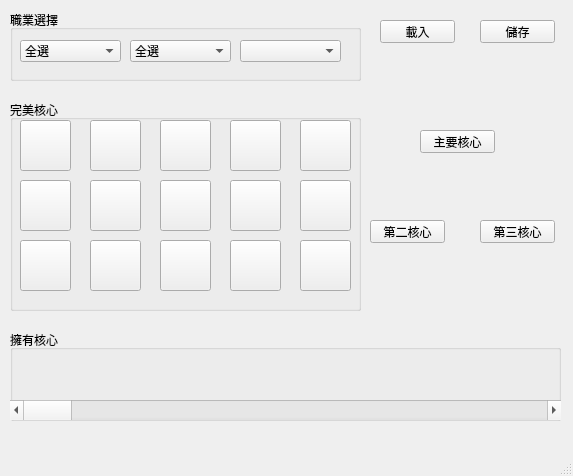
Qt form MSFindPerfectCoresUI.ui (LaiYC0204/MSFindPerfectCores) before a commit.
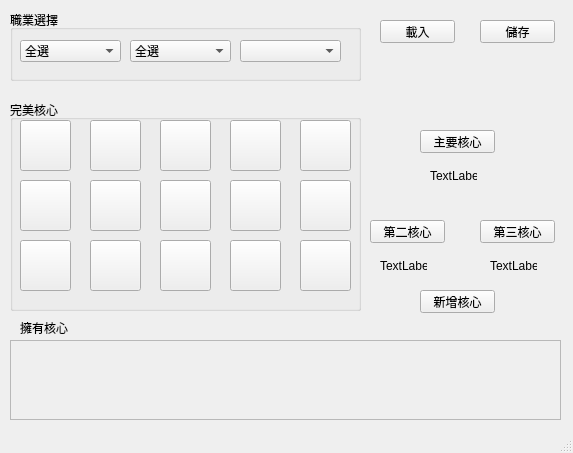
The same form after that commit.

The edit to the form file:
```diff
--- a/MSFindPerfectCoresUI.ui
+++ b/MSFindPerfectCoresUI.ui
@@ -10,7 +10,7 @@
     <x>0</x>
     <y>0</y>
     <width>573</width>
-    <height>476</height>
+    <height>453</height>
    </rect>
   </property>
   <property name="cursor">
@@ -562,32 +562,6 @@
      <string>儲存</string>
     </property>
    </widget>
-   <widget class="QGroupBox" name="groupBox">
-    <property name="geometry">
-     <rect>
-      <x>10</x>
-      <y>330</y>
-      <width>551</width>
-      <height>91</height>
-     </rect>
-    </property>
-    <property name="title">
-     <string>擁有核心</string>
-    </property>
-    <widget class="QScrollBar" name="horizontalScrollBar">
-     <property name="geometry">
-      <rect>
-       <x>0</x>
-       <y>70</y>
-       <width>551</width>
-       <height>20</height>
-      </rect>
-     </property>
-     <property name="orientation">
-      <enum>Qt::Horizontal</enum>
-     </property>
-    </widget>
-   </widget>
    <widget class="QPushButton" name="buttonMainCore">
     <property name="geometry">
      <rect>
@@ -627,6 +601,105 @@
      <string>第三核心</string>
     </property>
    </widget>
+   <widget class="QLabel" name="labelMainCore">
+    <property name="geometry">
+     <rect>
+      <x>430</x>
+      <y>170</y>
+      <width>47</width>
+      <height>12</height>
+     </rect>
+    </property>
+    <property name="text">
+     <string>TextLabel</string>
+    </property>
+   </widget>
+   <widget class="QLabel" name="labelSecondCore">
+    <property name="geometry">
+     <rect>
+      <x>380</x>
+      <y>260</y>
+      <width>47</width>
+      <height>12</height>
+     </rect>
+    </property>
+    <property name="text">
+     <string>TextLabel</string>
+    </property>
+   </widget>
+   <widget class="QLabel" name="labelThirdCore">
+    <property name="geometry">
+     <rect>
+      <x>490</x>
+      <y>260</y>
+      <width>47</width>
+      <height>12</height>
+     </rect>
+    </property>
+    <property name="text">
+     <string>TextLabel</string>
+    </property>
+   </widget>
+   <widget class="QPushButton" name="buttonAddCore">
+    <property name="geometry">
+     <rect>
+      <x>420</x>
+      <y>290</y>
+      <width>75</width>
+      <height>23</height>
+     </rect>
+    </property>
+    <property name="text">
+     <string>新增核心</string>
+    </property>
+   </widget>
+   <widget class="QLabel" name="label">
+    <property name="geometry">
+     <rect>
+      <x>20</x>
+      <y>320</y>
+      <width>61</width>
+      <height>16</height>
+     </rect>
+    </property>
+    <property name="text">
+     <string>擁有核心</string>
+    </property>
+   </widget>
+   <widget class="QScrollArea" name="scrollArea">
+    <property name="geometry">
+     <rect>
+      <x>10</x>
+      <y>340</y>
+      <width>551</width>
+      <height>80</height>
+     </rect>
+    </property>
+    <property name="widgetResizable">
+     <bool>true</bool>
+    </property>
+    <widget class="QWidget" name="scrollAreaWidgetContents">
+     <property name="geometry">
+      <rect>
+       <x>0</x>
+       <y>0</y>
+       <width>549</width>
+       <height>78</height>
+      </rect>
+     </property>
+     <widget class="QWidget" name="horizontalLayoutWidget">
+      <property name="geometry">
+       <rect>
+        <x>0</x>
+        <y>0</y>
+        <width>551</width>
+        <height>80</height>
+       </rect>
+      </property>
+      <layout class="QHBoxLayout" name="horizontalLayout"/>
+     </widget>
+    </widget>
+   </widget>
   </widget>
   <widget class="QMenuBar" name="menubar">
    <property name="geometry">
```
